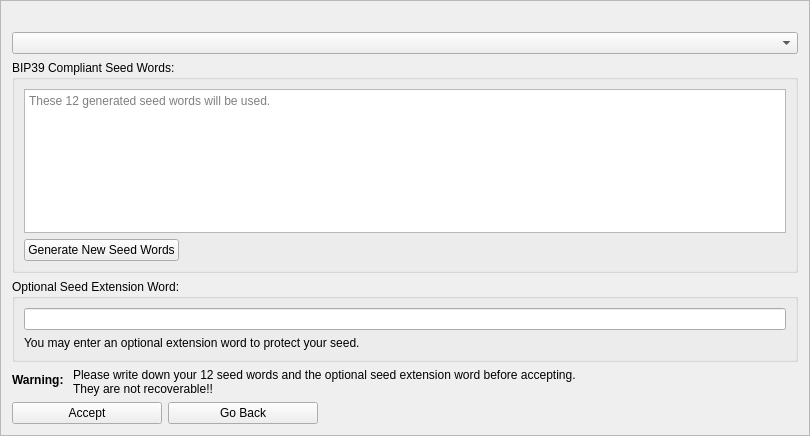
This is src/qt/forms/mnemonicdialog2.ui in NeuraiProject/Neurai as Qt 5 draws it before an edit. The edited form follows.
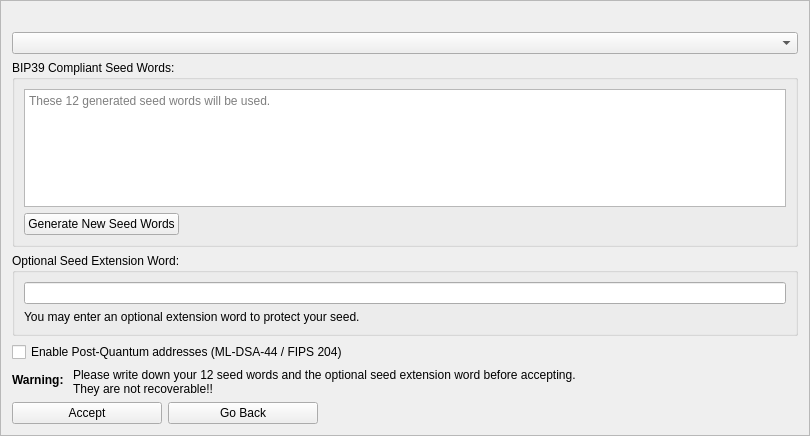
This is the edited form.

Commit message: Implement post-quantum (ML-DSA-44) witness v1 program verification and address handling

```diff
--- a/src/qt/forms/mnemonicdialog2.ui
+++ b/src/qt/forms/mnemonicdialog2.ui
@@ -237,6 +237,16 @@
      </property>
     </spacer>
    </item>
+   <item>
+    <widget class="QCheckBox" name="pqWalletCheckBox">
+     <property name="toolTip">
+      <string>Enable post-quantum addresses using ML-DSA-44 (FIPS 204). Provides quantum-resistant signatures in addition to standard addresses.</string>
+     </property>
+     <property name="text">
+      <string>Enable Post-Quantum addresses (ML-DSA-44 / FIPS 204)</string>
+     </property>
+    </widget>
+   </item>
    <item>
     <layout class="QFormLayout" name="mnemonicLayout">
      <item row="1" column="0">
```
The commit also changes 39 other files.
